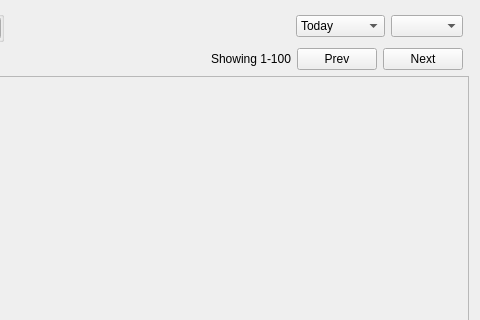
The window that retroshare-gui/src/gui/Posted/PostedListDialog.ui (RetroShare/RetroShare) describes before a commit, drawn with Qt 5; both pictures show x 276 to 756 and y 0 to 320 of the 756 by 428 pixel window.
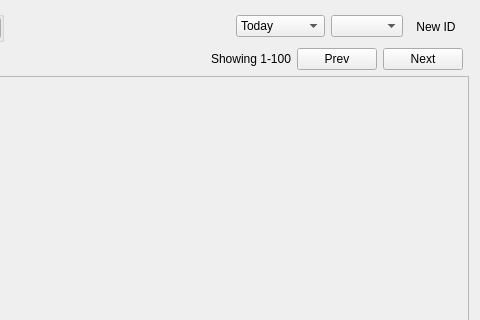
The same window after the commit. Icons and pictures are not drawn. Custom widgets are drawn as their Qt base class.

Patch:
```diff
--- a/retroshare-gui/src/gui/Posted/PostedListDialog.ui
+++ b/retroshare-gui/src/gui/Posted/PostedListDialog.ui
@@ -251,6 +251,38 @@
          <item>
           <widget class="GxsIdChooser" name="idChooser"/>
          </item>
+          <item>
+           <widget class="QToolButton" name="toolButton_NewId">
+            <property name="sizePolicy">
+             <sizepolicy hsizetype="Minimum" vsizetype="Preferred">
+              <horstretch>0</horstretch>
+              <verstretch>0</verstretch>
+             </sizepolicy>
+            </property>
+            <property name="focusPolicy">
+             <enum>Qt::NoFocus</enum>
+            </property>
+            <property name="toolTip">
+             <string>Create new Identity</string>
+            </property>
+            <property name="text">
+             <string>New ID</string>
+            </property>
+            <property name="icon">
+             <iconset resource="../images.qrc">
+              <normaloff>:/images/identity/identity_create_32.png</normaloff>:/images/identity/identity_create_32.png</iconset>
+            </property>
+            <property name="iconSize">
+             <size>
+              <width>24</width>
+              <height>24</height>
+             </size>
+            </property>
+            <property name="autoRaise">
+             <bool>true</bool>
+            </property>
+           </widget>
+          </item>
         </layout>
        </item>
        <item row="2" column="0">
@@ -291,17 +323,17 @@
   </layout>
  </widget>
  <customwidgets>
+  <customwidget>
+   <class>GxsIdChooser</class>
+   <extends>QComboBox</extends>
+   <header>gui/gxs/GxsIdChooser.h</header>
+  </customwidget>
   <customwidget>
    <class>GroupTreeWidget</class>
    <extends>QWidget</extends>
    <header>gui/common/GroupTreeWidget.h</header>
    <container>1</container>
   </customwidget>
-  <customwidget>
-   <class>GxsIdChooser</class>
-   <extends>QComboBox</extends>
-   <header>gui/gxs/GxsIdChooser.h</header>
-  </customwidget>
  </customwidgets>
  <resources>
   <include location="Posted_images.qrc"/>
```
Left out of the diff: 4 changed lines with no effect on the pictures.
